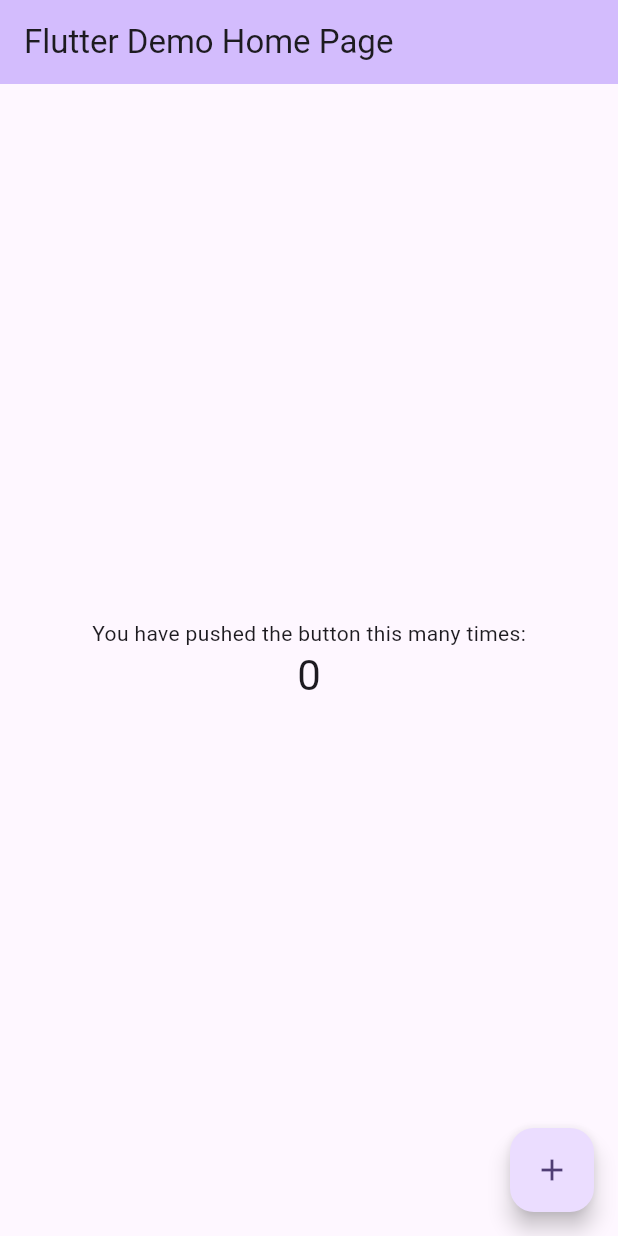
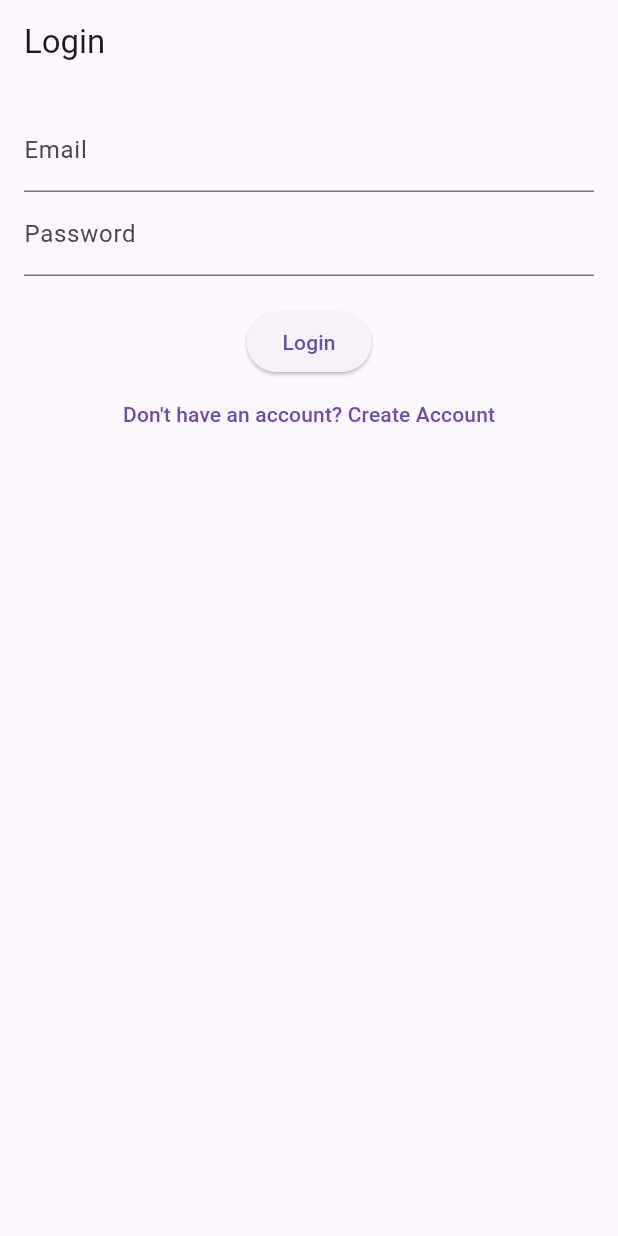
Before and after one commit to rasika2114/samvidhan-arcade, a Flutter app: the screen it shows after launch, on a phone screen of 412 x 824 dp. Run offline on Flutter 3.47's test engine with Material 3 defaults, Android fonts, the light colour scheme and no system bars.

Commit message:
added all the screens and widgets

```diff
--- a/lib/main.dart
+++ b/lib/main.dart
@@ -1,125 +1,20 @@
 import 'package:flutter/material.dart';
+import 'screens/splash_screen.dart';
 
 void main() {
-  runApp(const MyApp());
+  runApp(SamvidhanArcadeApp());
 }
 
-class MyApp extends StatelessWidget {
-  const MyApp({super.key});
-
-  // This widget is the root of your application.
+class SamvidhanArcadeApp extends StatelessWidget {
   @override
   Widget build(BuildContext context) {
     return MaterialApp(
-      title: 'Flutter Demo',
+      debugShowCheckedModeBanner: false,
+      title: 'Samvidhan Arcade',
       theme: ThemeData(
-        // This is the theme of your application.
-        //
-        // TRY THIS: Try running your application with "flutter run". You'll see
-        // the application has a purple toolbar. Then, without quitting the app,
-        // try changing the seedColor in the colorScheme below to Colors.green
-        // and then invoke "hot reload" (save your changes or press the "hot
-        // reload" button in a Flutter-supported IDE, or press "r" if you used
-        // the command line to start the app).
-        //
-        // Notice that the counter didn't reset back to zero; the application
-        // state is not lost during the reload. To reset the state, use hot
-        // restart instead.
-        //
-        // This works for code too, not just values: Most code changes can be
-        // tested with just a hot reload.
-        colorScheme: ColorScheme.fromSeed(seedColor: Colors.deepPurple),
-        useMaterial3: true,
+        primarySwatch: Colors.blue,
       ),
-      home: const MyHomePage(title: 'Flutter Demo Home Page'),
+      home: SplashScreen(),
     );
   }
 }
-
-class MyHomePage extends StatefulWidget {
-  const MyHomePage({super.key, required this.title});
-
-  // This widget is the home page of your application. It is stateful, meaning
-  // that it has a State object (defined below) that contains fields that affect
-  // how it looks.
-
-  // This class is the configuration for the state. It holds the values (in this
-  // case the title) provided by the parent (in this case the App widget) and
-  // used by the build method of the State. Fields in a Widget subclass are
-  // always marked "final".
-
-  final String title;
-
-  @override
-  State<MyHomePage> createState() => _MyHomePageState();
-}
-
-class _MyHomePageState extends State<MyHomePage> {
-  int _counter = 0;
-
-  void _incrementCounter() {
-    setState(() {
-      // This call to setState tells the Flutter framework that something has
-      // changed in this State, which causes it to rerun the build method below
-      // so that the display can reflect the updated values. If we changed
-      // _counter without calling setState(), then the build method would not be
-      // called again, and so nothing would appear to happen.
-      _counter++;
-    });
-  }
-
-  @override
-  Widget build(BuildContext context) {
-    // This method is rerun every time setState is called, for instance as done
-    // by the _incrementCounter method above.
-    //
-    // The Flutter framework has been optimized to make rerunning build methods
-    // fast, so that you can just rebuild anything that needs updating rather
-    // than having to individually change instances of widgets.
-    return Scaffold(
-      appBar: AppBar(
-        // TRY THIS: Try changing the color here to a specific color (to
-        // Colors.amber, perhaps?) and trigger a hot reload to see the AppBar
-        // change color while the other colors stay the same.
-        backgroundColor: Theme.of(context).colorScheme.inversePrimary,
-        // Here we take the value from the MyHomePage object that was created by
-        // the App.build method, and use it to set our appbar title.
-        title: Text(widget.title),
-      ),
-      body: Center(
-        // Center is a layout widget. It takes a single child and positions it
-        // in the middle of the parent.
-        child: Column(
-          // Column is also a layout widget. It takes a list of children and
-          // arranges them vertically. By default, it sizes itself to fit its
-          // children horizontally, and tries to be as tall as its parent.
-          //
-          // Column has various properties to control how it sizes itself and
-          // how it positions its children. Here we use mainAxisAlignment to
-          // center the children vertically; the main axis here is the vertical
-          // axis because Columns are vertical (the cross axis would be
-          // horizontal).
-          //
-          // TRY THIS: Invoke "debug painting" (choose the "Toggle Debug Paint"
-          // action in the IDE, or press "p" in the console), to see the
-          // wireframe for each widget.
-          mainAxisAlignment: MainAxisAlignment.center,
-          children: <Widget>[
-            const Text(
-              'You have pushed the button this many times:',
-            ),
-            Text(
-              '$_counter',
-              style: Theme.of(context).textTheme.headlineMedium,
-            ),
-          ],
-        ),
-      ),
-      floatingActionButton: FloatingActionButton(
-        onPressed: _incrementCounter,
-        tooltip: 'Increment',
-        child: const Icon(Icons.add),
-      ), // This trailing comma makes auto-formatting nicer for build methods.
-    );
-  }
-}
--- /dev/null
+++ b/lib/screens/login_page.dart
@@ -0,0 +1,39 @@
+import 'package:flutter/material.dart';
+import 'create_account_page.dart';
+import 'home_page.dart';
+
+class LoginPage extends StatelessWidget {
+  @override
+  Widget build(BuildContext context) {
+    return Scaffold(
+      appBar: AppBar(title: Text('Login')),
+      body: Padding(
+        padding: const EdgeInsets.all(16.0),
+        child: Column(
+          children: [
+            TextField(decoration: InputDecoration(labelText: 'Email')),
+            TextField(
+              decoration: InputDecoration(labelText: 'Password'),
+              obscureText: true,
+            ),
+            SizedBox(height: 20),
+            ElevatedButton(
+              onPressed: () {
+                Navigator.pushReplacement(context,
+                    MaterialPageRoute(builder: (context) => HomePage()));
+              },
+              child: Text('Login'),
+            ),
+            TextButton(
+              onPressed: () {
+                Navigator.push(context,
+                    MaterialPageRoute(builder: (context) => CreateAccountPage()));
+              },
+              child: Text('Don\'t have an account? Create Account'),
+            )
+          ],
+        ),
+      ),
+    );
+  }
+}
```
Also changed, not shown: lib/screens/about_constitution.dart (added, +39 -0 lines), lib/screens/create_account_page.dart (added, +31 -0 lines), lib/screens/daily_news_page.dart (added, +18 -0 lines), lib/screens/gaming_page.dart (added, +38 -0 lines), lib/screens/home_page.dart (added, +60 -0 lines), lib/screens/learning_resources.dart (added, +38 -0 lines), lib/screens/splash_screen.dart (added, +38 -0 lines), lib/screens/summaries_page.dart (added, +18 -0 lines), lib/screens/test_your_knowledge.dart (added, +37 -0 lines), lib/widgets/sidebar_menu.dart (added, +54 -0 lines), 1 other file.
